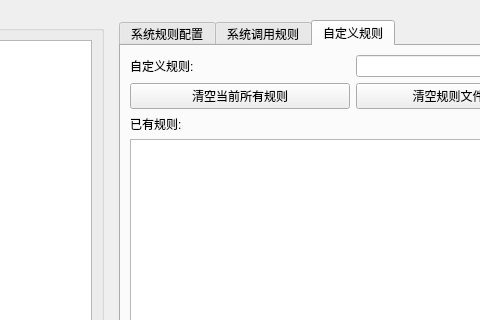
The window that AUD/tabauditpage.ui (liuyufeng509/SecCenter) describes before a commit, drawn with Qt 5; both pictures show x 107 to 587 and y 0 to 320 of the 941 by 610 pixel window.
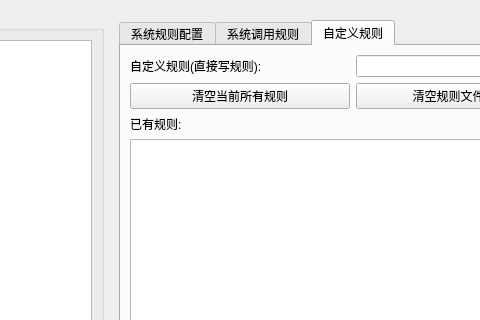
The same window after the commit.

Commit message: 自定义规则的应用和保存

The edit to the form file:
```diff
--- a/AUD/tabauditpage.ui
+++ b/AUD/tabauditpage.ui
@@ -1545,7 +1545,7 @@
              <item row="0" column="0">
               <widget class="QLabel" name="label_14">
                <property name="text">
-                <string>自定义规则:</string>
+                <string>自定义规则(直接写规则):</string>
                </property>
               </widget>
              </item>
```
Left out of the diff: 6 changed lines with no effect on the pictures. The commit also changes 2 other files.
